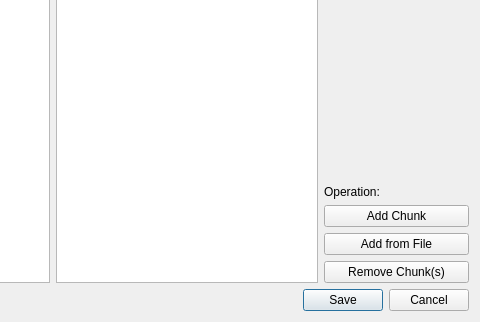
First picture: the form in Dialog/ChunkEditorDialog.ui, repository wario-land/WL4Editor, before the edit; both pictures show x 224 to 704 and y 228 to 550 of the 704 by 550 pixel window.
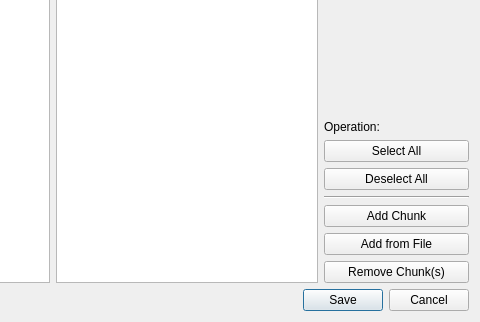
Second picture: the form after the edit.

Commit message: add "select all" and "deselect all" button

The edit to the form file:
```diff
--- a/Dialog/ChunkEditorDialog.ui
+++ b/Dialog/ChunkEditorDialog.ui
@@ -89,6 +89,27 @@
          </property>
         </widget>
        </item>
+       <item>
+        <widget class="QPushButton" name="pushButton_SelectAll">
+         <property name="text">
+          <string>Select All</string>
+         </property>
+        </widget>
+       </item>
+       <item>
+        <widget class="QPushButton" name="pushButton_DeselectAll">
+         <property name="text">
+          <string>Deselect All</string>
+         </property>
+        </widget>
+       </item>
+       <item>
+        <widget class="Line" name="line">
+         <property name="orientation">
+          <enum>Qt::Horizontal</enum>
+         </property>
+        </widget>
+       </item>
        <item>
         <widget class="QPushButton" name="pushButton_AddChunk">
          <property name="text">
```
